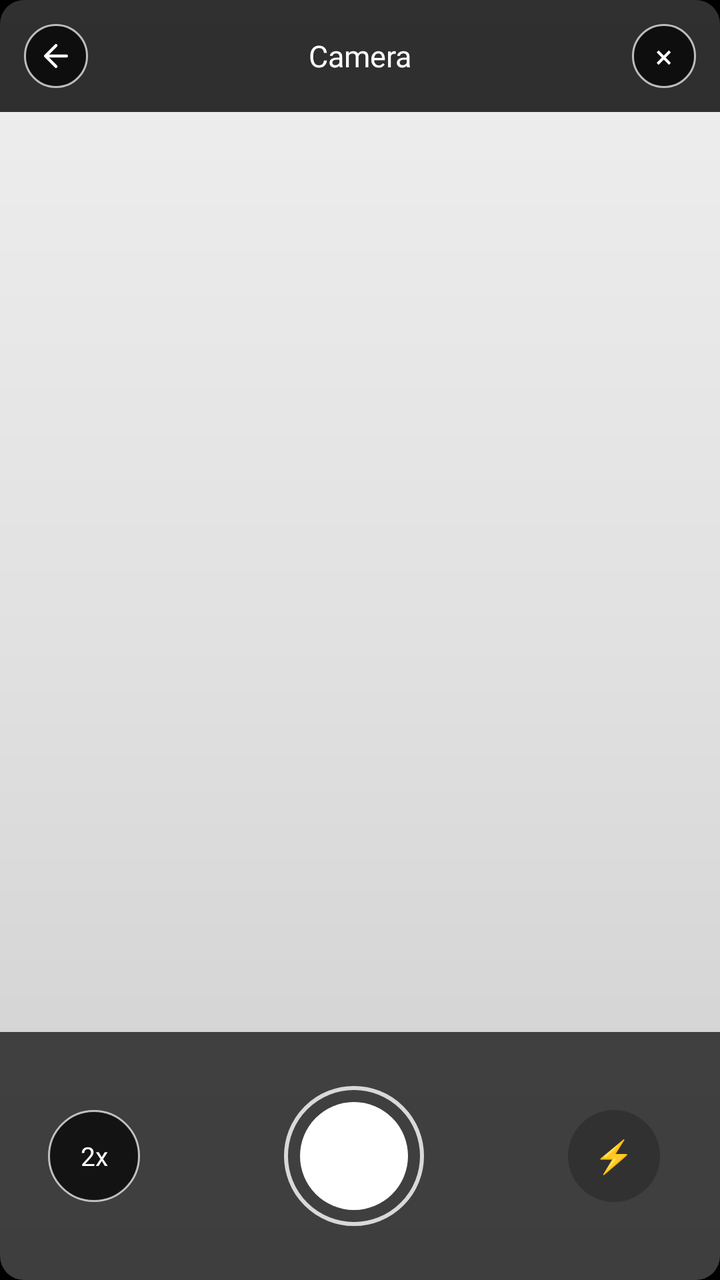
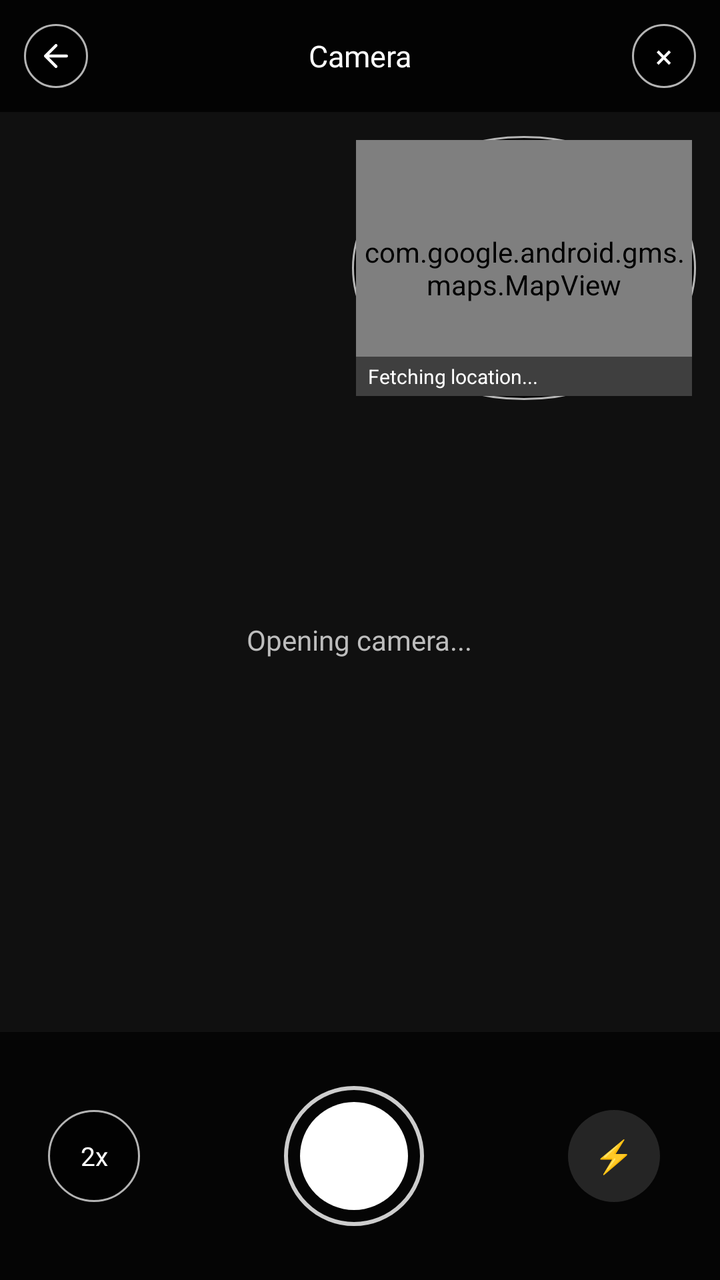

The first picture is an Android layout as it rendered before a commit; the second is the same layout after the commit. The layout source and the unified diff follow.
<!-- AndroidManifest.xml: application theme Theme.Mconnect -->
<!-- res/layout/fragment_selfie_camera.xml -->
<?xml version="1.0" encoding="utf-8"?>
<FrameLayout xmlns:android="http://schemas.android.com/apk/res/android"
    android:layout_width="match_parent"
    android:layout_height="match_parent"
    android:background="#000000">

    <View
        android:id="@+id/cameraPreview"
        android:layout_width="match_parent"
        android:layout_height="match_parent"
        android:background="@drawable/bg_attendance_checker_placeholder" />

    <LinearLayout
        android:layout_width="match_parent"
        android:layout_height="56dp"
        android:layout_gravity="top"
        android:background="#CC000000"
        android:gravity="center_vertical"
        android:orientation="horizontal"
        android:paddingHorizontal="12dp">

        <FrameLayout
            android:id="@+id/btnBackCamera"
            android:layout_width="32dp"
            android:layout_height="32dp"
            android:background="@drawable/bg_attendance_camera_chip"
            android:clickable="true"
            android:focusable="true">

            <ImageView
                android:layout_width="18dp"
                android:layout_height="18dp"
                android:layout_gravity="center"
                android:src="@drawable/ic_arrow_left"
                android:tint="#FFFFFF" />
        </FrameLayout>

        <TextView
            android:layout_width="0dp"
            android:layout_height="wrap_content"
            android:layout_weight="1"
            android:fontFamily="@font/inter_medium"
            android:gravity="center"
            android:text="Camera"
            android:textColor="#FFFFFF"
            android:textSize="15sp" />

        <TextView
            android:id="@+id/btnCloseCamera"
            android:layout_width="32dp"
            android:layout_height="32dp"
            android:background="@drawable/bg_attendance_camera_chip"
            android:fontFamily="@font/inter_semibold"
            android:gravity="center"
            android:text="×"
            android:textColor="#FFFFFF"
            android:textSize="16sp" />
    </LinearLayout>

    <LinearLayout
        android:layout_width="match_parent"
        android:layout_height="124dp"
        android:layout_gravity="bottom"
        android:background="#B2000000"
        android:gravity="center_vertical"
        android:orientation="horizontal"
        android:paddingHorizontal="24dp">

        <TextView
            android:id="@+id/btnZoom"
            android:layout_width="46dp"
            android:layout_height="46dp"
            android:background="@drawable/bg_attendance_camera_chip"
            android:fontFamily="@font/inter_medium"
            android:gravity="center"
            android:text="2x"
            android:textColor="#FFFFFF"
            android:textSize="13sp" />

        <FrameLayout
            android:id="@+id/btnCapture"
            android:layout_width="70dp"
            android:layout_height="70dp"
            android:layout_marginStart="72dp"
            android:layout_marginEnd="72dp"
            android:background="@drawable/bg_attendance_camera_capture_outer"
            android:clickable="true"
            android:focusable="true">

            <View
                android:layout_width="54dp"
                android:layout_height="54dp"
                android:layout_gravity="center"
                android:background="@drawable/bg_attendance_camera_capture_inner" />
        </FrameLayout>

        <TextView
            android:id="@+id/btnFlash"
            android:layout_width="46dp"
            android:layout_height="46dp"
            android:background="@drawable/bg_attendance_camera_flash"
            android:fontFamily="@font/inter_semibold"
            android:gravity="center"
            android:text="⚡"
            android:textColor="#FFFFFF"
            android:textSize="16sp" />
    </LinearLayout>

</FrameLayout>
<!-- resources referenced by this layout -->
<resources>
  <!-- drawable bg_attendance_camera_capture_inner (drawable) -->
  <?xml version="1.0" encoding="utf-8"?>
  <shape xmlns:android="http://schemas.android.com/apk/res/android" android:shape="oval">
      <solid android:color="#FFFFFFFF" />
  </shape>
  <!-- drawable bg_attendance_camera_capture_outer (drawable) -->
  <?xml version="1.0" encoding="utf-8"?>
  <shape xmlns:android="http://schemas.android.com/apk/res/android" android:shape="oval">
      <solid android:color="#00FFFFFF" />
      <stroke android:width="2dp" android:color="#CCFFFFFF" />
  </shape>
  <!-- drawable bg_attendance_camera_chip (drawable) -->
  <?xml version="1.0" encoding="utf-8"?>
  <shape xmlns:android="http://schemas.android.com/apk/res/android" android:shape="oval">
      <solid android:color="#B2000000" />
      <stroke android:width="1dp" android:color="#B3FFFFFF" />
  </shape>
  <!-- drawable bg_attendance_camera_flash (drawable) -->
  <?xml version="1.0" encoding="utf-8"?>
  <shape xmlns:android="http://schemas.android.com/apk/res/android" android:shape="oval">
      <solid android:color="#CC2D2D2D" />
  </shape>
  <!-- drawable bg_attendance_checker_placeholder (drawable) -->
  <?xml version="1.0" encoding="utf-8"?>
  <shape xmlns:android="http://schemas.android.com/apk/res/android" android:shape="rectangle">
      <gradient
          android:angle="270"
          android:startColor="#EFEFEF"
          android:centerColor="#E1E1E1"
          android:endColor="#CECECE"
          android:type="linear" />
      <corners android:radius="12dp" />
  </shape>
  <!-- drawable ic_arrow_left (drawable) -->
  <vector xmlns:android="http://schemas.android.com/apk/res/android"
      android:width="24dp"
      android:height="24dp"
      android:viewportWidth="24"
      android:viewportHeight="24">
      <path
          android:pathData="M19,12H5M12,19l-7,-7 7,-7"
          android:strokeWidth="2"
          android:fillColor="#00000000"
          android:strokeColor="#FFFFFF"
          android:strokeLineCap="round"
          android:strokeLineJoin="round" />
  </vector>
  <color name="lt_accent_primary">#FF7C3AED</color>
  <color name="lt_accent_secondary">#FFA855F7</color>
  <color name="lt_foreground_inverse">#FFFFFFFF</color>
  <color name="lt_surface_primary">#FFFFFFFF</color>
  <color name="lt_surface_secondary">#FFF4F4F5</color>
  <color name="lt_foreground_primary">#FF18181B</color>
  <color name="lt_accent_primary_hover">#FF6D28D9</color>
  <color name="lt_surface_tertiary">#FFE4E4E7</color>
  <color name="lt_surface_inverse">#FF18181B</color>
  <color name="lt_foreground_secondary">#FF52525B</color>
  <color name="lt_foreground_muted">#FFA1A1AA</color>
  <color name="lt_border">#FFE4E4E7</color>
  <color name="lt_border_light">#FFF4F4F5</color>
  <color name="lt_error">#FFDC2626</color>
  <color name="lt_success">#FF16A34A</color>
  <color name="lt_warning">#FFD97706</color>
  <color name="lt_info">#FF2563EB</color>
  <color name="lt_accent_light">#FFEDE9FE</color>
  <color name="lt_success_light">#FFDCFCE7</color>
  <color name="lt_warning_light">#FFFEF3C7</color>
  <color name="lt_error_light">#FFFEE2E2</color>
  <color name="lt_info_light">#FFDBEAFE</color>
  <!-- unchanged entries left out for length: 1 -->
</resources>

<!-- the commit's change to res/layout/fragment_selfie_camera.xml (unified diff, before → after) -->
@@ -8,7 +8,17 @@
         android:id="@+id/cameraPreview"
         android:layout_width="match_parent"
         android:layout_height="match_parent"
-        android:background="@drawable/bg_attendance_checker_placeholder" />
+        android:background="#101010" />
+
+    <TextView
+        android:id="@+id/tvCameraOpeningHint"
+        android:layout_width="wrap_content"
+        android:layout_height="wrap_content"
+        android:layout_gravity="center"
+        android:fontFamily="@font/inter_medium"
+        android:text="Opening camera..."
+        android:textColor="#BDBDBD"
+        android:textSize="14sp" />
 
     <LinearLayout
         android:layout_width="match_parent"
@@ -56,6 +66,35 @@
             android:textColor="#FFFFFF"
             android:textSize="16sp" />
     </LinearLayout>
+
+    <FrameLayout
+        android:layout_width="172dp"
+        android:layout_height="132dp"
+        android:layout_gravity="top|end"
+        android:layout_marginTop="68dp"
+        android:layout_marginEnd="12dp"
+        android:background="@drawable/bg_attendance_camera_chip"
+        android:padding="2dp">
+
+        <com.google.android.gms.maps.MapView
+            android:id="@+id/mapViewSelfieLocation"
+            android:layout_width="match_parent"
+            android:layout_height="match_parent" />
+
+        <TextView
+            android:id="@+id/tvLocationStatus"
+            android:layout_width="match_parent"
+            android:layout_height="wrap_content"
+            android:layout_gravity="bottom"
+            android:background="#80000000"
+            android:ellipsize="end"
+            android:maxLines="1"
+            android:paddingHorizontal="6dp"
+            android:paddingVertical="3dp"
+            android:text="Fetching location..."
+            android:textColor="#FFFFFF"
+            android:textSize="10sp" />
+    </FrameLayout>
 
     <LinearLayout
         android:layout_width="match_parent"
<!-- resource entries referenced after the edit -->
@@ -21,17 +21,6 @@
   <?xml version="1.0" encoding="utf-8"?>
   <shape xmlns:android="http://schemas.android.com/apk/res/android" android:shape="oval">
       <solid android:color="#CC2D2D2D" />
-  </shape>
-  <!-- drawable bg_attendance_checker_placeholder (drawable) -->
-  <?xml version="1.0" encoding="utf-8"?>
-  <shape xmlns:android="http://schemas.android.com/apk/res/android" android:shape="rectangle">
-      <gradient
-          android:angle="270"
-          android:startColor="#EFEFEF"
-          android:centerColor="#E1E1E1"
-          android:endColor="#CECECE"
-          android:type="linear" />
-      <corners android:radius="12dp" />
   </shape>
   <!-- drawable ic_arrow_left (drawable) -->
   <vector xmlns:android="http://schemas.android.com/apk/res/android"
